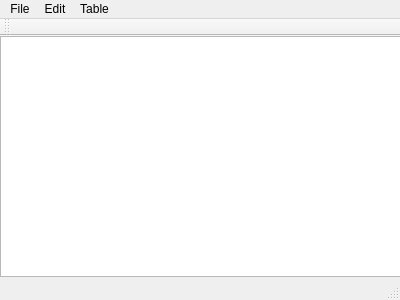
This is qt/GUI/mainwindow.ui in mathiasritter/PythonQtSpreedsheat as Qt 5 draws it before an edit. The edited form follows.
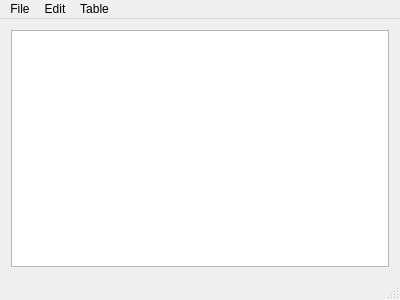
This is the edited form.

```diff
--- a/qt/GUI/mainwindow.ui
+++ b/qt/GUI/mainwindow.ui
@@ -14,16 +14,11 @@
    <string>MainWindow</string>
   </property>
   <widget class="QWidget" name="centralWidget">
-   <widget class="QTableView" name="tableView">
-    <property name="geometry">
-     <rect>
-      <x>0</x>
-      <y>0</y>
-      <width>401</width>
-      <height>241</height>
-     </rect>
-    </property>
-   </widget>
+   <layout class="QGridLayout" name="gridLayout">
+    <item row="0" column="0">
+     <widget class="QTableView" name="tableView"/>
+    </item>
+   </layout>
   </widget>
   <widget class="QMenuBar" name="menuBar">
    <property name="geometry">
@@ -59,14 +54,6 @@
    <addaction name="menuEdit"/>
    <addaction name="menuTable"/>
   </widget>
-  <widget class="QToolBar" name="mainToolBar">
-   <attribute name="toolBarArea">
-    <enum>TopToolBarArea</enum>
-   </attribute>
-   <attribute name="toolBarBreak">
-    <bool>false</bool>
-   </attribute>
-  </widget>
   <widget class="QStatusBar" name="statusBar"/>
   <action name="actionOpen">
    <property name="text">
```
Left out of the diff: 10 changed lines with no effect on the pictures.
